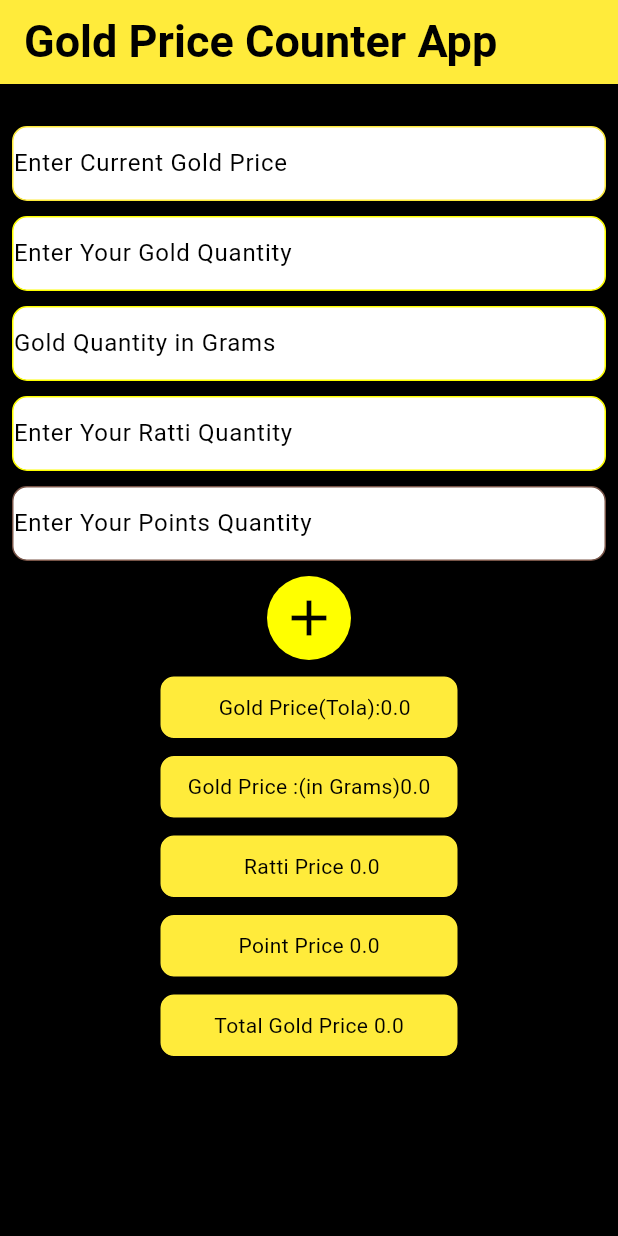
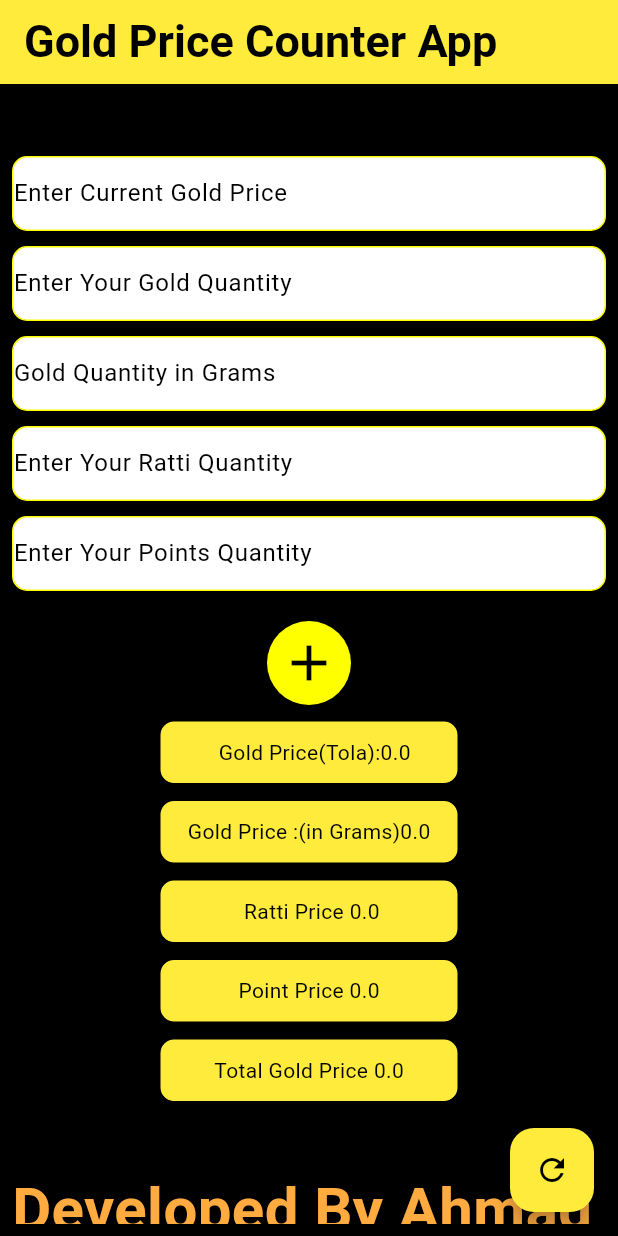
Before and after one commit to AhmadNoor1112/My-First-Project, a Flutter app: the screen it shows after launch, on a phone screen of 412 x 824 dp. Run offline on Flutter 3.47's test engine with Material 3 defaults, Android fonts, the phone set to English and light mode, and no system bars.

Commit message:
finalproject1

```diff
--- a/lib/GoldApp.dart
+++ b/lib/GoldApp.dart
@@ -27,6 +27,24 @@ class _GoldAppState extends State<GoldApp> {
   @override
   Widget build(BuildContext context) {
     return Scaffold(
+      floatingActionButton: FloatingActionButton(
+
+          child: Icon(Icons.refresh,color: Colors.black,),
+          backgroundColor: Colors.yellow,
+          onPressed: (){ CurrentTolaPriceController.clear();
+      GoldQuantityController.clear();OneRattiController.clear();PointsController.clear();
+      GramQuantityController.clear();
+      setState(() {
+
+      });
+     GoldTotalPrice=0;
+      GramTolaPrice=0;
+      GramsPrice=0;
+      RattiPrice=0;
+      PointPrice=0;
+
+
+      }),
 backgroundColor: Colors.black,
       appBar: AppBar(backgroundColor: Colors.yellow,
         title: Text('Gold Price Counter App',style: TextStyle(color: Colors.black,fontSize: 30,fontWeight: FontWeight.bold),),),
@@ -35,10 +53,11 @@ backgroundColor: Colors.black,
 
         child:SingleChildScrollView(
 
+          child: Center(
             child: Column(
 
-            children: [SizedBox(height: 20,),
-              Container(decoration: BoxDecoration(border: Border.all(color: Colors.yellow),borderRadius: BorderRadius.circular(10),color: Colors.white),
+              children: [SizedBox(height: 40,),
+                Container( width:500,decoration: BoxDecoration(border: Border.all(color: Colors.yellowAccent),borderRadius: BorderRadius.circular(10),color: Colors.white),
 
                   child: TextFormField(
 
@@ -53,7 +72,7 @@ backgroundColor: Colors.black,
                   ),
                 ),
             SizedBox(height: 10,),
-              Container(decoration: BoxDecoration(border: Border.all(color: Colors.yellowAccent,),borderRadius: BorderRadius.circular(10),color: Colors.white),
+                Container(  width:500,decoration: BoxDecoration(border: Border.all(color: Colors.yellowAccent,),borderRadius: BorderRadius.circular(10),color: Colors.white),
                   child: TextFormField(
                     decoration: InputDecoration(
                       hintText: ('Enter Your Gold Quantity'),
@@ -68,7 +87,7 @@ backgroundColor: Colors.black,
 
             SizedBox(height: 10,),
 
-            Container(
+              Container(width:500,
                decoration: BoxDecoration(border: Border.all(color: Colors.yellowAccent),borderRadius: BorderRadius.circular(10),color: Colors.white),
                 child: TextFormField(
                   decoration: InputDecoration(
@@ -83,7 +102,9 @@ backgroundColor: Colors.black,
               ),
 
                 SizedBox(height: 10,),
-              Container(decoration: BoxDecoration(border: Border.all(color: Colors.yellowAccent,),borderRadius: BorderRadius.circular(10),color: Colors.white),
+                Container(width:500,
+                  decoration: BoxDecoration(
+                    border: Border.all(color: Colors.yellowAccent,),borderRadius: BorderRadius.circular(10),color: Colors.white),
                   child: TextFormField(
                     decoration: InputDecoration(
                       hintText: ('Enter Your Ratti Quantity'),
@@ -100,7 +121,8 @@ backgroundColor: Colors.black,
 
 
                 SizedBox(height: 10,),
-              Container(decoration: BoxDecoration(border: Border.all(color: Colors.brown,),borderRadius: BorderRadius.circular(10),color: Colors.white),
+                Container(width:500,
+                  decoration: BoxDecoration(border: Border.all(color: Colors.yellowAccent,),borderRadius: BorderRadius.circular(10),color: Colors.white),
                   child: TextFormField(
 
                     decoration: InputDecoration(
@@ -123,7 +145,7 @@ backgroundColor: Colors.black,
 
 
 
-              SizedBox(height: 10,),
+                SizedBox(height: 20,),
 
             FloatingActionButton(
               backgroundColor: Colors.yellowAccent,
@@ -335,15 +357,26 @@ PointsController.text==""
 
 
 
+                Text('$Error',style: TextStyle(color: Colors.red,fontSize: 30),),
+
+
+
+
+                Text(
+
+                  'Developed By Ahmad Noor',style: TextStyle(color: Colors.orangeAccent,fontSize: 40,fontWeight: FontWeight.bold),),
 
 
 
 
 
+                               CircleAvatar(
+                                 radius: 30,
+                                 backgroundImage: AssetImage('container.jpg',),
 
 
+                               ),
 
-              Text('$Error',style: TextStyle(color: Colors.red,fontSize: 30),),
 
 
 
@@ -352,6 +385,10 @@ PointsController.text==""
 
 
             ),
+
+
+          ),
+
         ),
       ),
     );
--- a/lib/main.dart
+++ b/lib/main.dart
@@ -2040,6 +2040,7 @@ class _State extends State<> {
 //     );
 //   }
 // }
+
 import 'package:flutter/material.dart';
 import 'package:project_1/AddNumber.dart';
 import 'package:project_1/Button-class.dart';
```
Also changed, not shown: assets/AhmadNoor1.jpg (added), lib/AhmadNoor.jpg (added). Lines whose indentation alone changed are shown as unchanged.
